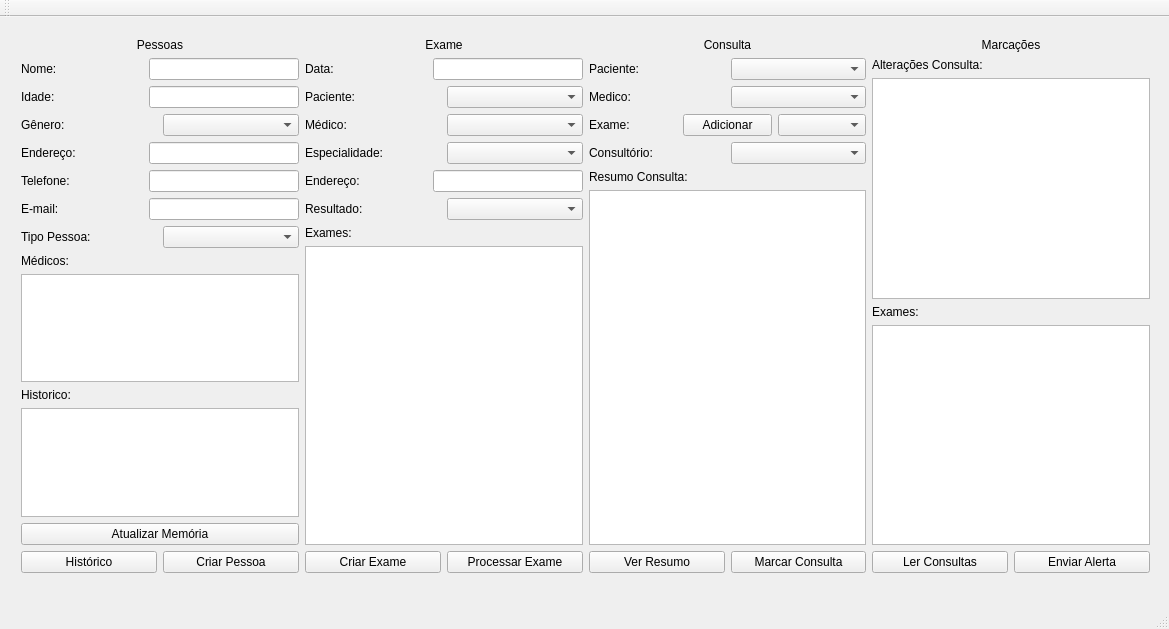
Above: mainwindow.ui from armbrustsamuel/cadastroConsultasDesignPatterns before the change. Below: the same form after it.
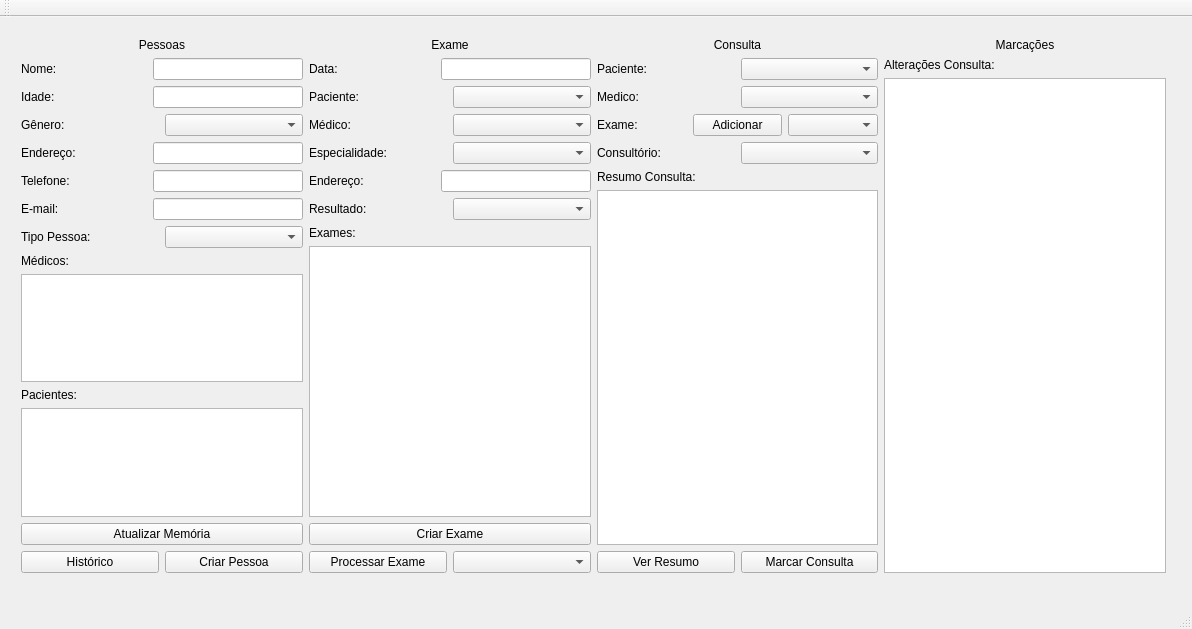
That is the form after the change.

```diff
--- a/mainwindow.ui
+++ b/mainwindow.ui
@@ -6,7 +6,7 @@
    <rect>
     <x>0</x>
     <y>0</y>
-    <width>1169</width>
+    <width>1192</width>
     <height>629</height>
    </rect>
   </property>
@@ -19,7 +19,7 @@
      <rect>
       <x>10</x>
       <y>10</y>
-      <width>1151</width>
+      <width>1167</width>
       <height>557</height>
      </rect>
     </property>
@@ -192,7 +192,7 @@
            <item>
             <widget class="QLabel" name="historicoLbl">
              <property name="text">
-              <string>Historico:</string>
+              <string>Pacientes:</string>
              </property>
             </widget>
            </item>
@@ -355,8 +355,6 @@
             <widget class="QTextEdit" name="examesTxt"/>
            </item>
            <item>
-            <layout class="QHBoxLayout" name="horizontalLayout_38">
-             <item>
               <widget class="QPushButton" name="criarExameBtn">
                <property name="text">
                 <string>Criar Exame</string>
@@ -364,12 +362,17 @@
               </widget>
              </item>
              <item>
+            <layout class="QHBoxLayout" name="horizontalLayout_12">
+             <item>
               <widget class="QPushButton" name="processarExame">
                <property name="text">
                 <string>Processar Exame</string>
                </property>
               </widget>
              </item>
+             <item>
+              <widget class="QComboBox" name="exameConsultaCbox_2"/>
+             </item>
             </layout>
            </item>
           </layout>
@@ -511,34 +514,6 @@
          <item>
           <widget class="QTextEdit" name="alteracoesConsultaTxt"/>
          </item>
-         <item>
-          <widget class="QLabel" name="resultadoExamesLbl">
-           <property name="text">
-            <string>Exames:</string>
-           </property>
-          </widget>
-         </item>
-         <item>
-          <widget class="QTextEdit" name="resultadoExamesTxt"/>
-         </item>
-         <item>
-          <layout class="QHBoxLayout" name="horizontalLayout_44">
-           <item>
-            <widget class="QPushButton" name="lerConsultasBtn">
-             <property name="text">
-              <string>Ler Consultas</string>
-             </property>
-            </widget>
-           </item>
-           <item>
-            <widget class="QPushButton" name="enviarAlertaBtn">
-             <property name="text">
-              <string>Enviar Alerta</string>
-             </property>
-            </widget>
-           </item>
-          </layout>
-         </item>
         </layout>
        </item>
       </layout>
```
Left out of the diff: 6 changed lines with no effect on the pictures. Lines whose indentation alone changed are shown as unchanged.
